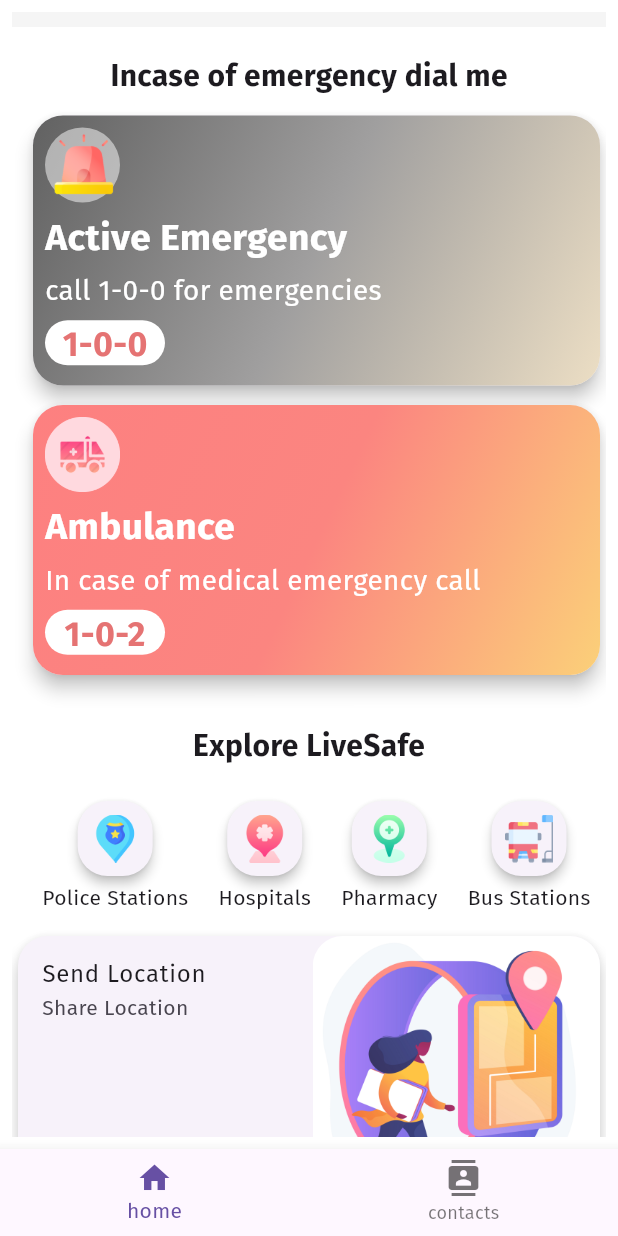
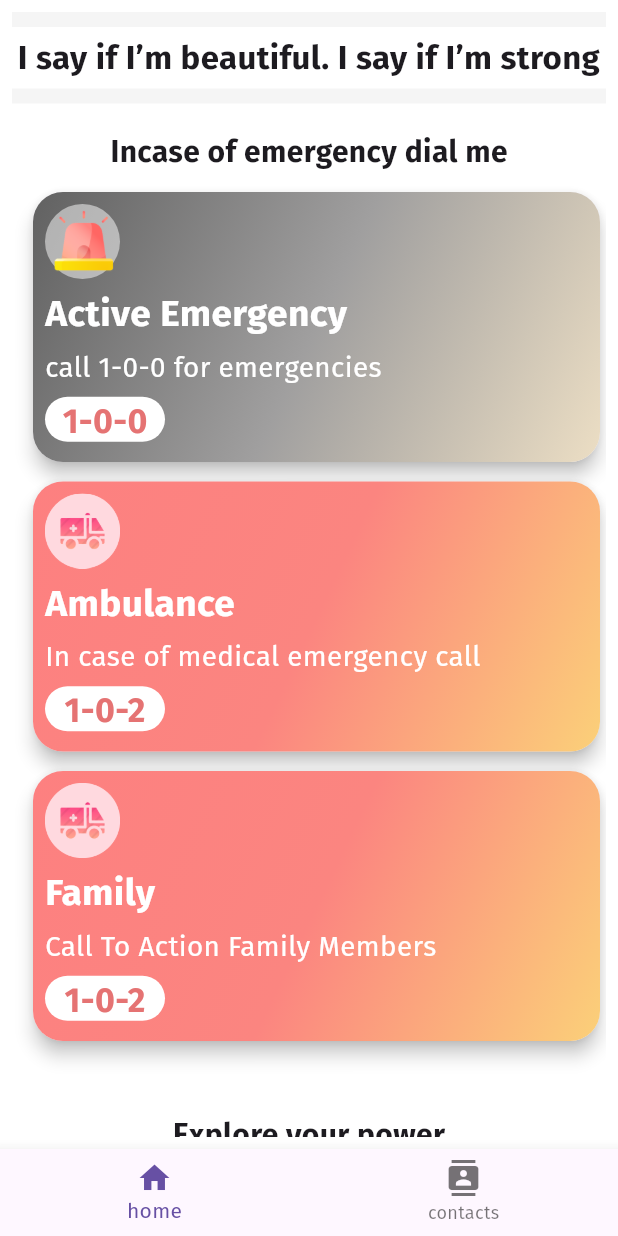
Before and after one commit to Himanshurana9811/women-safety-app-sos-flutter-main, a Flutter app: the screen it shows after launch, on a phone screen of 412 x 824 dp. Run offline on Flutter 3.47's test engine with Material 3 defaults, Android fonts, the phone set to English and light mode, and no system bars; our stand-ins replace carousel_slider, contacts_service, flutter_local_notifications, fluttertoast, geocoding, geolocator and 6 more; missing offline and left inert: background_sms, flutter_background_service, flutter_background_service_android, flutter_phone_direct_caller, shake, telephony; accounts and stored records are empty.

Commit message:
ui updated

```diff
--- a/lib/child/bottom_screens/child_home_page.dart
+++ b/lib/child/bottom_screens/child_home_page.dart
@@ -5,11 +5,13 @@ import 'package:flutter/material.dart';
 import 'package:fluttertoast/fluttertoast.dart';
 import 'package:geocoding/geocoding.dart';
 import 'package:geolocator/geolocator.dart';
+import 'package:go_secure_safe/widgets/home_widgets/custom_appBar.dart';
 import 'package:permission_handler/permission_handler.dart';
 import 'package:shake/shake.dart';
 import 'package:telephony/telephony.dart';
 import 'package:go_secure_safe/db/db_services.dart';
 import 'package:go_secure_safe/model/contactsm.dart';
+import 'package:go_secure_safe/widgets/home_widgets/CustomCarouel.dart';
 import 'package:go_secure_safe/widgets/home_widgets/emergency.dart';
 import 'package:go_secure_safe/widgets/home_widgets/safehome/SafeHome.dart';
 import 'package:go_secure_safe/widgets/live_safe.dart';
@@ -150,19 +152,19 @@ class _HomeScreenState extends State<HomeScreen> {
                   color: Colors.grey.shade100,
                 ),
               ),
-              // SizedBox(height: 5),
-              // CustomAppBar(
-              //     quoteIndex: qIndex,
-              //     onTap: () {
-              //       getRandomQuote();
-              //     }),
-              // SizedBox(height: 5),
-              // SizedBox(
-              //   height: 10,
-              //   child: Container(
-              //     color: Colors.grey.shade100,
-              //   ),
-              // ),
+              SizedBox(height: 5),
+              CustomAppBar(
+                  quoteIndex: qIndex,
+                  onTap: () {
+                    getRandomQuote();
+                  }),
+              SizedBox(height: 5),
+              SizedBox(
+                height: 10,
+                child: Container(
+                  color: Colors.grey.shade100,
+                ),
+              ),
               Expanded(
                 child: ListView(
                   shrinkWrap: true,
@@ -180,20 +182,20 @@ class _HomeScreenState extends State<HomeScreen> {
                       ),
                     ),
                     Emergency(),
-                    // SizedBox(height: 10),
-                    // Align(
-                    //   alignment: Alignment.center,
-                    //   child: Padding(
-                    //     padding: const EdgeInsets.all(8.0),
-                    //     child: Text(
-                    //       "Explore your power",
-                    //       style: TextStyle(
-                    //           fontSize: 20, fontWeight: FontWeight.bold),
-                    //     ),
-                    //   ),
-                    // ),
-                    // SizedBox(height: 10),
-                    // CustomCarouel(),
+                    SizedBox(height: 10),
+                    Align(
+                      alignment: Alignment.center,
+                      child: Padding(
+                        padding: const EdgeInsets.all(8.0),
+                        child: Text(
+                          "Explore your power",
+                          style: TextStyle(
+                              fontSize: 20, fontWeight: FontWeight.bold),
+                        ),
+                      ),
+                    ),
+                    SizedBox(height: 10),
+                    CustomCarouel(),
                     SizedBox(height: 2),
                     Align(
                       alignment: Alignment.center,
--- /dev/null
+++ b/lib/utils/quotes.dart
@@ -0,0 +1,21 @@
+List sweetSayings = [
+  "Your presence, lights up the whole room",
+  "We admire,Your strong personality.",
+  "We’ll help you In any way we can,",
+  "You are Strong and courageous",
+  'I say if I’m beautiful. I say if I’m strong',
+  'Above all, be the heroine of your life, not the victim',
+];
+
+List<String> articleTitle = [
+  "Indian women are inspiring country",
+  "We have to end Violance",
+  "Be a change",
+  "You are strong"
+];
+List<String> imageSliders = [
+  "https://media.istockphoto.com/photos/silhouette-of-super-strong-successful-businesswoman-picture-id1249879109?k=20&m=1249879109&s=612x612&w=0&h=I-joEMjqkq1wCJZJeLWUCd1d2HcB5WxBShdkA9YM0cg=",
+  "https://media.istockphoto.com/vectors/young-woman-looks-at-the-mirror-and-sees-her-happy-reflection-vector-id1278815846?k=20&m=1278815846&s=612x612&w=0&h=JUTmV9Of-_ILOfXBfV9Cmp_41yuTliSdFIcZy5LKuss=",
+  "https://media.istockphoto.com/vectors/mental-health-or-psychology-concept-with-flowering-human-head-vector-id1268669581?k=20&m=1268669581&s=612x612&w=0&h=YVLTKCZXKugEn40aqOkir4vcoFeTUAQToa1i3AFYRNU=",
+  "https://media.istockphoto.com/photos/confidence-and-strength-concept-picture-id1086700012?k=20&m=1086700012&s=612x612&w=0&h=1wWVN3AB7BH7o3y2A2b-NG3HB9H6Dwkc9OLz2lxgwAY=",
+];
--- /dev/null
+++ b/lib/widgets/home_widgets/custom_appBar.dart
@@ -0,0 +1,26 @@
+import 'package:flutter/cupertino.dart';
+import 'package:flutter/material.dart';
+import 'package:go_secure_safe/utils/quotes.dart';
+
+class CustomAppBar extends StatelessWidget {
+  // const CustomAppBar({super.key});
+  Function? onTap;
+  int? quoteIndex;
+  CustomAppBar({this.onTap, this.quoteIndex});
+
+  @override
+  Widget build(BuildContext context) {
+    return GestureDetector(
+      onTap: () {
+        onTap!();
+      },
+      child: Container(
+        child: Text(
+          sweetSayings[quoteIndex!],
+          textAlign: TextAlign.center,
+          style: TextStyle(fontSize: 22, fontWeight: FontWeight.bold),
+        ),
+      ),
+    );
+  }
+}
--- /dev/null
+++ b/lib/widgets/home_widgets/emergencies/FamilyEmergency.dart
@@ -0,0 +1,97 @@
+import 'package:flutter/material.dart';
+import 'package:flutter_phone_direct_caller/flutter_phone_direct_caller.dart';
+
+
+class FamilyEmergency extends StatelessWidget {
+  _callNumber(String number) async {
+    await FlutterPhoneDirectCaller.callNumber(number);
+  }
+
+
+  @override
+  Widget build(BuildContext context) {
+
+    return Padding(
+      padding: const EdgeInsets.only(left: 10.0, bottom: 5),
+      child: Card(
+        elevation: 5,
+        shape: RoundedRectangleBorder(
+          borderRadius: BorderRadius.circular(20),
+        ),
+        child: InkWell(
+          onTap: () => _callNumber('9811489140'),
+          child: Container(
+            height: 180,
+            width: MediaQuery.of(context).size.width * 0.7,
+            decoration: BoxDecoration(
+                borderRadius: BorderRadius.circular(20),
+                gradient: LinearGradient(
+                  begin: Alignment.topLeft,
+                  end: Alignment.bottomRight,
+                  colors: [
+                    Color(0xFFFD8080),
+                    Color(0xFFFB8580),
+                    Color(0xFFFBD079),
+                  ],
+                )),
+            child: Padding(
+              padding: const EdgeInsets.all(8.0),
+              child: Column(
+                crossAxisAlignment: CrossAxisAlignment.start,
+                children: [
+                  CircleAvatar(
+                    radius: 25,
+                    backgroundColor: Colors.white.withOpacity(0.5),
+                    child: Image.asset('assets/ambulance.png'),
+                  ),
+                  Expanded(
+                    child: Column(
+                      mainAxisAlignment: MainAxisAlignment.spaceEvenly,
+                      crossAxisAlignment: CrossAxisAlignment.start,
+                      children: [
+                        Text(
+                          'Family',
+                          style: TextStyle(
+                            color: Colors.white,
+                            fontWeight: FontWeight.bold,
+                            fontSize: MediaQuery.of(context).size.width * 0.06,
+                          ),
+                        ),
+                        Text(
+                          'Call To Action Family Members',
+                          style: TextStyle(
+                            color: Colors.white,
+                            fontSize: MediaQuery.of(context).size.width * 0.045,
+                          ),
+                        ),
+                        Container(
+                          height: 30,
+                          width: 80,
+                          decoration: BoxDecoration(
+                            color: Colors.white,
+                            borderRadius: BorderRadius.circular(20),
+                          ),
+                          child: Center(
+                            child: Text(
+                              '1-0-2',
+                              style: TextStyle(
+                                color: Colors.red[300],
+                                fontWeight: FontWeight.bold,
+                                fontSize:
+                                    MediaQuery.of(context).size.width * 0.055,
+                              ),
+                            ),
+                          ),
+                        ),
+                      ],
+                    ),
+                  )
+                ],
+              ),
+            ),
+          ),
+        ),
+      ),
+    );
+  }
+}
--- a/lib/widgets/home_widgets/emergency.dart
+++ b/lib/widgets/home_widgets/emergency.dart
@@ -1,4 +1,5 @@
 import 'package:flutter/material.dart';
+import 'package:go_secure_safe/widgets/home_widgets/emergencies/familyEmergency.dart';
 import 'package:go_secure_safe/widgets/home_widgets/emergencies/policeemergency.dart';
 import 'emergencies/AmbulanceEmergency.dart';
 
@@ -9,13 +10,14 @@ class Emergency extends StatelessWidget {
   Widget build(BuildContext context) {
     return Container(
       width: MediaQuery.of(context).size.width,
-      height: 400,
+      height: 600,
       child: ListView(
         physics: BouncingScrollPhysics(),
         scrollDirection: Axis.vertical,
         children: [
           PoliceEmergency(),
           AmbulanceEmergency(),
+          FamilyEmergency(),
         ],
       ),
     );
```
Also changed, not shown: lib/widgets/home_widgets/CustomCarouel.dart (added, +96 -0 lines).
